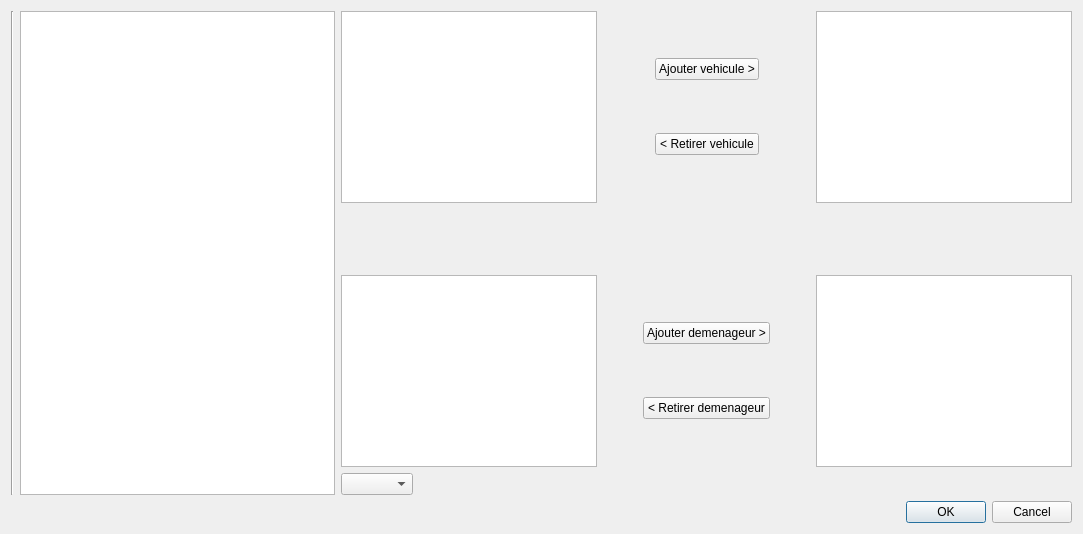
Alex-Bumblebee/ProjetDEMGUIV, file programmeQT/projetDEMGUIV/dialoggestionmodifier.ui: the form before one commit.
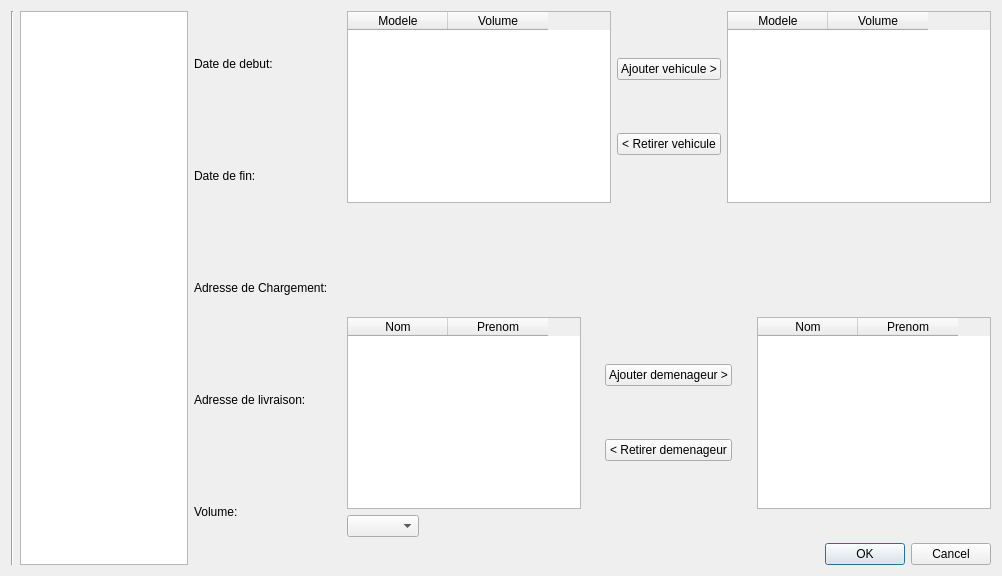
The form after the commit. Icons and pictures are not drawn.

Commit message: oui oui j'ai pas avancé sur dialoggestionmodifier.cpp .h et .ui

```diff
--- a/programmeQT/projetDEMGUIV/dialoggestionmodifier.ui
+++ b/programmeQT/projetDEMGUIV/dialoggestionmodifier.ui
@@ -6,18 +6,16 @@
    <rect>
     <x>0</x>
     <y>0</y>
-    <width>1083</width>
-    <height>534</height>
+    <width>1002</width>
+    <height>576</height>
    </rect>
   </property>
   <property name="windowTitle">
-   <string>Dialog</string>
+   <string>Modification d'un dossier</string>
   </property>
-  <layout class="QHBoxLayout" name="horizontalLayout_5">
+  <layout class="QHBoxLayout" name="horizontalLayout_10">
    <item>
-    <layout class="QVBoxLayout" name="verticalLayout_4">
-     <item>
-      <layout class="QHBoxLayout" name="horizontalLayout_4">
+    <layout class="QHBoxLayout" name="horizontalLayout_9">
        <item>
         <widget class="Line" name="line">
          <property name="orientation">
@@ -29,24 +27,120 @@
         <widget class="QListWidget" name="listWidgetDossier"/>
        </item>
        <item>
+      <layout class="QVBoxLayout" name="verticalLayout_4">
+       <item>
+        <layout class="QHBoxLayout" name="horizontalLayout_4">
+         <item>
+          <widget class="QLabel" name="labelDateDebut">
+           <property name="text">
+            <string>Date de debut:</string>
+           </property>
+          </widget>
+         </item>
+         <item>
+          <widget class="QLabel" name="labelDateDebutDossier">
+           <property name="text">
+            <string/>
+           </property>
+          </widget>
+         </item>
+        </layout>
+       </item>
+       <item>
+        <layout class="QHBoxLayout" name="horizontalLayout_5">
+         <item>
+          <widget class="QLabel" name="labelDateFin">
+           <property name="text">
+            <string>Date de fin:</string>
+           </property>
+          </widget>
+         </item>
+         <item>
+          <widget class="QLabel" name="labelDateFinDossier">
+           <property name="text">
+            <string/>
+           </property>
+          </widget>
+         </item>
+        </layout>
+       </item>
+       <item>
+        <layout class="QHBoxLayout" name="horizontalLayout_6">
+         <item>
+          <widget class="QLabel" name="labelAChargement">
+           <property name="text">
+            <string>Adresse de Chargement:</string>
+           </property>
+          </widget>
+         </item>
+         <item>
+          <widget class="QLabel" name="labelAChargementDossier">
+           <property name="text">
+            <string/>
+           </property>
+          </widget>
+         </item>
+        </layout>
+       </item>
+       <item>
+        <layout class="QHBoxLayout" name="horizontalLayout_7">
+         <item>
+          <widget class="QLabel" name="labelALivraison">
+           <property name="text">
+            <string>Adresse de livraison:</string>
+           </property>
+          </widget>
+         </item>
+         <item>
+          <widget class="QLabel" name="labelALivraisonDossier">
+           <property name="text">
+            <string/>
+           </property>
+          </widget>
+         </item>
+        </layout>
+       </item>
+       <item>
+        <layout class="QHBoxLayout" name="horizontalLayout_8">
+         <item>
+          <widget class="QLabel" name="labelVolume">
+           <property name="text">
+            <string>Volume:</string>
+           </property>
+          </widget>
+         </item>
+         <item>
+          <widget class="QLabel" name="labelVolumeDossier">
+           <property name="text">
+            <string/>
+           </property>
+          </widget>
+         </item>
+        </layout>
+       </item>
+      </layout>
+     </item>
+    </layout>
+   </item>
+   <item>
+    <layout class="QVBoxLayout" name="verticalLayout_6">
+     <item>
         <layout class="QVBoxLayout" name="verticalLayout_3">
          <item>
           <layout class="QHBoxLayout" name="horizontalLayout_2">
            <item>
-            <widget class="QListWidget" name="listWidgetVehicule"/>
-           </item>
-           <item>
-            <spacer name="horizontalSpacer_4">
-             <property name="orientation">
-              <enum>Qt::Horizontal</enum>
-             </property>
-             <property name="sizeHint" stdset="0">
-              <size>
-               <width>40</width>
-               <height>20</height>
-              </size>
-             </property>
-            </spacer>
+          <widget class="QTableWidget" name="tableWidgetVehicule">
+           <column>
+            <property name="text">
+             <string>Modele</string>
+            </property>
+           </column>
+           <column>
+            <property name="text">
+             <string>Volume</string>
+            </property>
+           </column>
+          </widget>
            </item>
            <item>
             <layout class="QVBoxLayout" name="verticalLayout">
@@ -75,20 +169,18 @@
             </layout>
            </item>
            <item>
-            <spacer name="horizontalSpacer_5">
-             <property name="orientation">
-              <enum>Qt::Horizontal</enum>
-             </property>
-             <property name="sizeHint" stdset="0">
-              <size>
-               <width>40</width>
-               <height>20</height>
-              </size>
-             </property>
-            </spacer>
-           </item>
-           <item>
-            <widget class="QListWidget" name="listWidgetVehiculeDemenagement"/>
+          <widget class="QTableWidget" name="tableWidgetVehiculeAjouter">
+           <column>
+            <property name="text">
+             <string>Modele</string>
+            </property>
+           </column>
+           <column>
+            <property name="text">
+             <string>Volume</string>
+            </property>
+           </column>
+          </widget>
            </item>
           </layout>
          </item>
@@ -108,7 +200,18 @@
          <item>
           <layout class="QHBoxLayout" name="horizontalLayout">
            <item>
-            <widget class="QListWidget" name="listWidgetDemenageur"/>
+          <widget class="QTableWidget" name="tableWidgetDemenageur">
+           <column>
+            <property name="text">
+             <string>Nom</string>
+            </property>
+           </column>
+           <column>
+            <property name="text">
+             <string>Prenom</string>
+            </property>
+           </column>
+          </widget>
            </item>
            <item>
             <spacer name="horizontalSpacer_6">
@@ -163,7 +266,18 @@
             </spacer>
            </item>
            <item>
-            <widget class="QListWidget" name="listWidgetDemenageurAjouter"/>
+          <widget class="QTableWidget" name="tableWidgetDemenageurAjouter">
+           <column>
+            <property name="text">
+             <string>Nom</string>
+            </property>
+           </column>
+           <column>
+            <property name="text">
+             <string>Prenom</string>
+            </property>
+           </column>
+          </widget>
            </item>
           </layout>
          </item>
@@ -184,8 +298,6 @@
               </size>
              </property>
             </spacer>
-           </item>
-          </layout>
          </item>
         </layout>
        </item>
```
Lines whose indentation alone changed are shown as unchanged. The commit also changes 2 other files.
